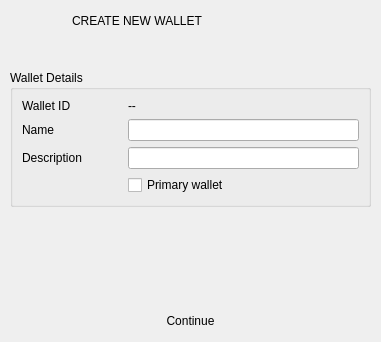
Before: the Qt Designer form BlockSettleUILib/CreateWalletDialog.ui in BlockSettle/terminal, drawn with Qt 5.
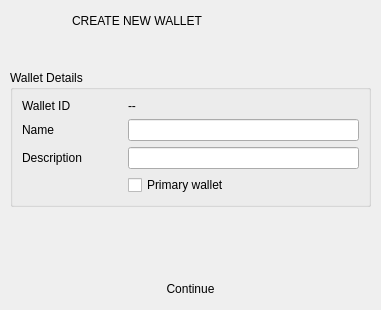
After: the same form once the commit is applied. Icons and pictures are not drawn. Custom widgets are drawn as their Qt base class.

Commit message: Show new Freja popup when new wallet created

Patch:
```diff
--- a/BlockSettleUILib/CreateWalletDialog.ui
+++ b/BlockSettleUILib/CreateWalletDialog.ui
@@ -7,15 +7,9 @@
     <x>0</x>
     <y>0</y>
     <width>381</width>
-    <height>342</height>
+    <height>310</height>
    </rect>
   </property>
-  <property name="minimumSize">
-   <size>
-    <width>0</width>
-    <height>342</height>
-   </size>
-  </property>
   <property name="windowTitle">
    <string>Dialog</string>
   </property>
@@ -252,8 +246,8 @@
      </property>
      <property name="sizeHint" stdset="0">
       <size>
-       <width>20</width>
-       <height>40</height>
+       <width>0</width>
+       <height>0</height>
       </size>
      </property>
     </spacer>
```
The commit also changes 6 other files.
